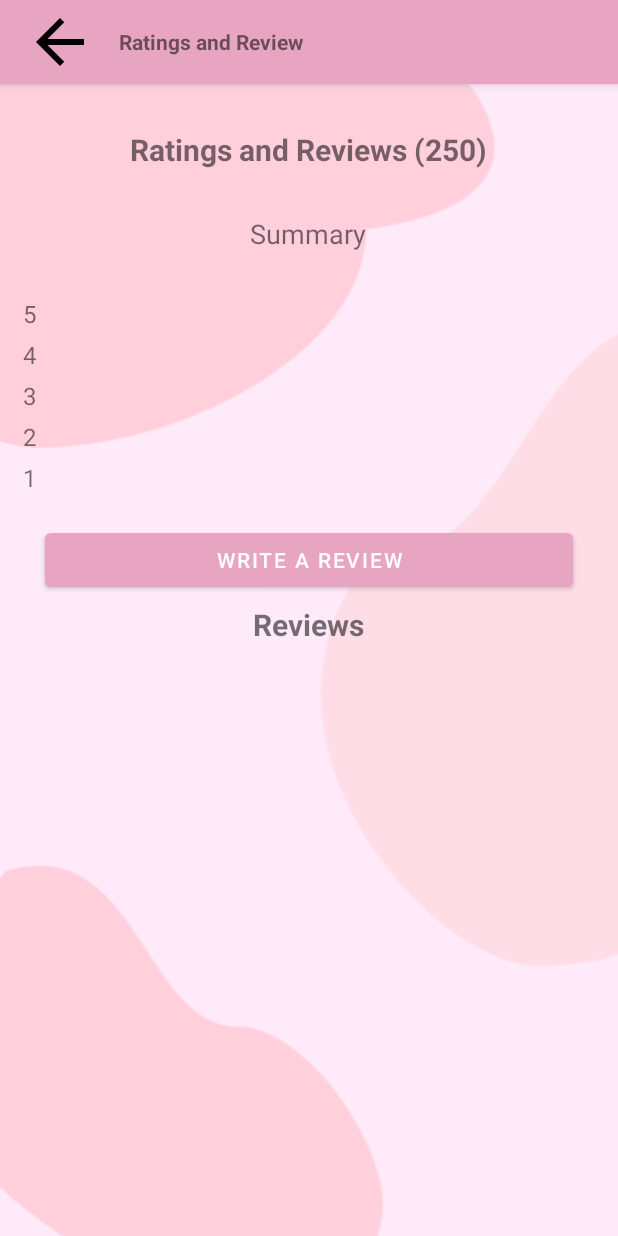
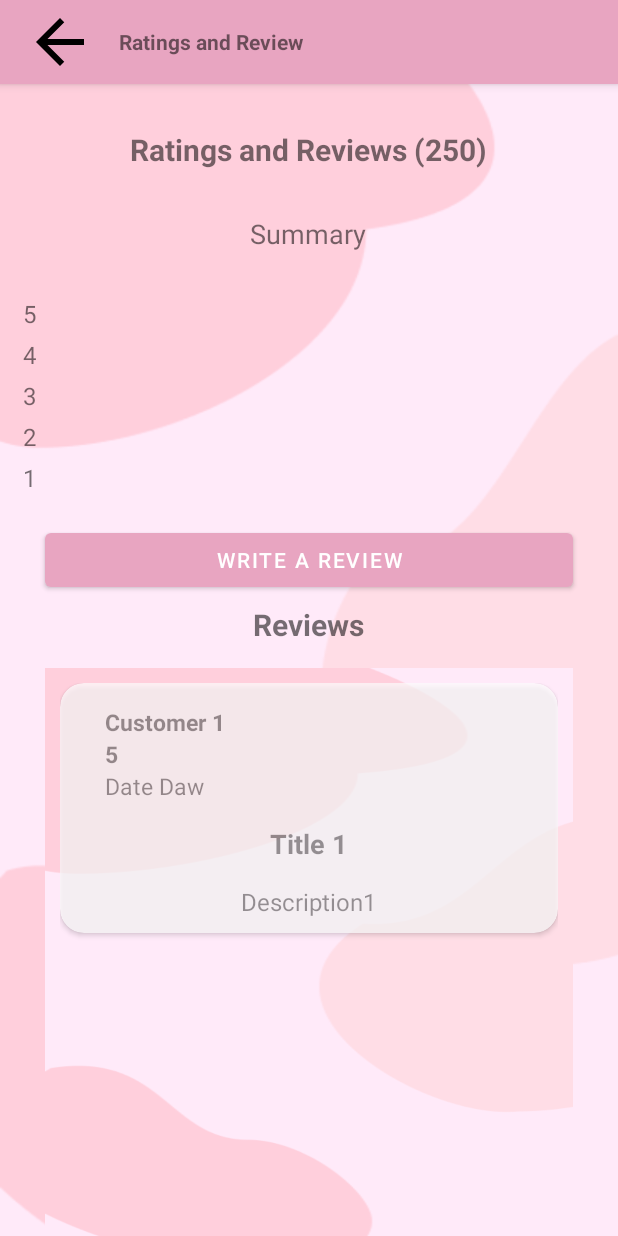
Before and after one commit to caesar0016/SalonAppointment_final, an Android app: the displayReviews screen opened directly, with no data from a screen before it, on a phone screen of 412 x 824 dp. Run offline under Robolectric (Android 15) with nearby library versions, the phone set to English and light mode, and no system bars.

Commit message:
Able to display the reviews. Need to connect it with the firebase.

```diff
--- a/app/src/main/java/com/example/salonappointment/adapter/reviews_adapter.java
+++ b/app/src/main/java/com/example/salonappointment/adapter/reviews_adapter.java
@@ -1,31 +1,66 @@
 package com.example.salonappointment.adapter;
 
+import android.content.Context;
+import android.view.LayoutInflater;
 import android.view.View;
 import android.view.ViewGroup;
+import android.widget.TextView;
 
 import androidx.annotation.NonNull;
 import androidx.recyclerview.widget.RecyclerView;
 
-public class reviews_adapter extends RecyclerView.Adapter<reviews_adapter.ViewHolder>{
+import com.example.salonappointment.Model.writeReviewsModel;
+import com.example.salonappointment.R;
+
+import java.util.ArrayList;
+
+public class reviews_adapter extends RecyclerView.Adapter<reviews_adapter.ViewHolder> {
+    ArrayList<writeReviewsModel> listReviews = new ArrayList<>();
+    private Context context;
+
+    public reviews_adapter(ArrayList<writeReviewsModel> listReviews, Context context) {
+        this.listReviews = listReviews;
+        this.context = context;
+    }
+
+    public reviews_adapter(ArrayList<writeReviewsModel> listReviews) {
+        this.listReviews = listReviews;
+    }
+
     @NonNull
     @Override
     public ViewHolder onCreateViewHolder(@NonNull ViewGroup parent, int viewType) {
-        return null;
+        View view = LayoutInflater.from(parent.getContext()).inflate(R.layout.reviews_view_rows, parent, false);
+        ViewHolder holder = new ViewHolder(view);
+        return holder;
     }
 
     @Override
     public void onBindViewHolder(@NonNull ViewHolder holder, int position) {
-
+        holder.tvName.setText(listReviews.get(position).getCustomerID());
+        holder.tvDesc.setText(listReviews.get(position).getDescription());
+        holder.tvDate.setText(listReviews.get(position).getDate());
+        holder.tvRate.setText(String.valueOf(listReviews.get(position).getScoreRating()));
+        holder.tvTitle.setText(listReviews.get(position).getTitle());
     }
 
     @Override
     public int getItemCount() {
-        return 0;
+        return listReviews.size();
     }
 
-    public static class ViewHolder extends RecyclerView.ViewHolder{
+    public static class ViewHolder extends RecyclerView.ViewHolder {
+        TextView tvName, tvDesc, tvDate, tvRate, tvTitle;
+
         public ViewHolder(@NonNull View itemView) {
             super(itemView);
+
+            tvName = itemView.findViewById(R.id.customerName);
+            tvDesc = itemView.findViewById(R.id.reviewDesc);
+            tvDate = itemView.findViewById(R.id.datePosted);
+            tvRate = itemView.findViewById(R.id.scoreRate);
+            tvTitle = itemView.findViewById(R.id.reviewTitle);
+
         }
     }
 }
--- a/app/src/main/java/com/example/salonappointment/displayDetail/displayReviews.java
+++ b/app/src/main/java/com/example/salonappointment/displayDetail/displayReviews.java
@@ -11,15 +11,22 @@ import androidx.appcompat.app.AppCompatActivity;
 import androidx.core.graphics.Insets;
 import androidx.core.view.ViewCompat;
 import androidx.core.view.WindowInsetsCompat;
+import androidx.recyclerview.widget.LinearLayoutManager;
 import androidx.recyclerview.widget.RecyclerView;
 
+import com.example.salonappointment.Model.writeReviewsModel;
 import com.example.salonappointment.R;
+import com.example.salonappointment.adapter.reviews_adapter;
 import com.example.salonappointment.registration.write_reviews;
+
+import java.util.ArrayList;
 
 public class displayReviews extends AppCompatActivity {
     private Button btnWriteReviews;
     private ImageView btnBack;
     private RecyclerView rvReviews;
+    private reviews_adapter adapterReviews;
+    private ArrayList<writeReviewsModel> listReviews;
 
     @Override
     protected void onCreate(Bundle savedInstanceState) {
@@ -31,8 +38,20 @@ public class displayReviews extends AppCompatActivity {
             v.setPadding(systemBars.left, systemBars.top, systemBars.right, systemBars.bottom);
             return insets;
         });
+        //------- Initializations
         btnWriteReviews = (Button) findViewById(R.id.dsReview_btnWrite);
         btnBack = (ImageView) findViewById(R.id.btnBack);
+
+        //   ------ Initializations for RecyclerView ---------
+        rvReviews = (RecyclerView) findViewById(R.id.dsReview_rv);
+        LinearLayoutManager layoutReviews = new LinearLayoutManager(this, LinearLayoutManager.HORIZONTAL, false);
+        rvReviews.setLayoutManager(layoutReviews);
+        listReviews = new ArrayList<>();
+        listReviews.add(new writeReviewsModel("Staff 1", "Customer 1", "Title 1", "Description1", 5, "Date Daw"));
+        adapterReviews = new reviews_adapter(listReviews, this);
+        rvReviews.setAdapter(adapterReviews);
+
+
 
         btnBack.setOnClickListener(new View.OnClickListener() {
             @Override
```
